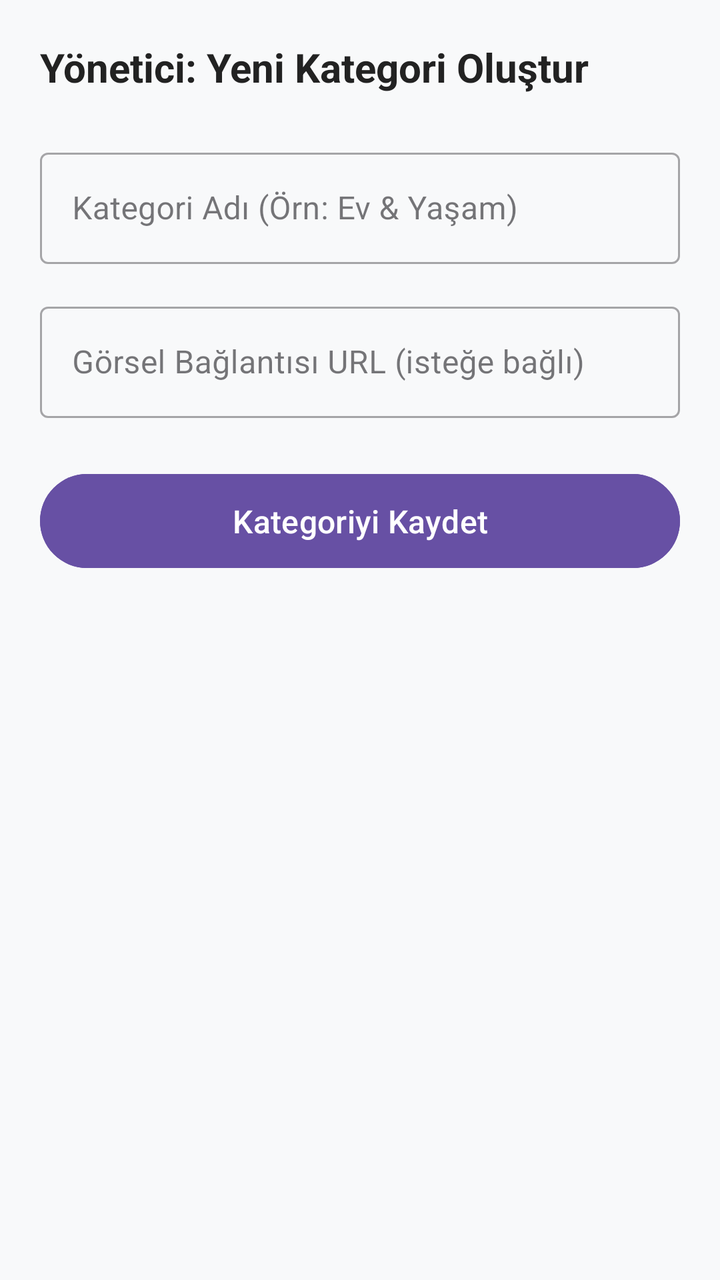
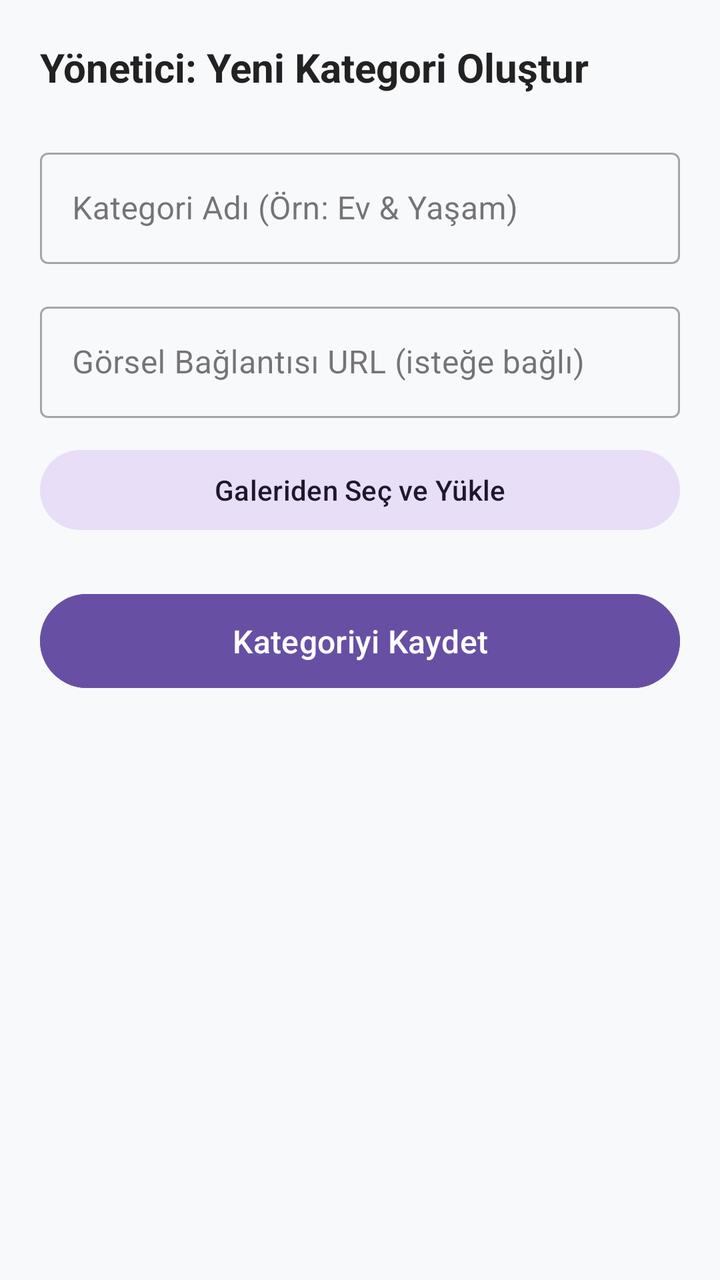

The first picture is an Android layout as it rendered before a commit; the second is the same layout after the commit. The layout source and the unified diff follow.
<!-- AndroidManifest.xml: application theme Theme.Shingu -->
<!-- res/layout/fragment_admin_add_category.xml -->
<?xml version="1.0" encoding="utf-8"?>
<ScrollView xmlns:android="http://schemas.android.com/apk/res/android"
    xmlns:app="http://schemas.android.com/apk/res-auto"
    android:layout_width="match_parent"
    android:layout_height="match_parent"
    android:background="#F8F9FA">

<LinearLayout
    android:layout_width="match_parent"
    android:layout_height="wrap_content"
    android:orientation="vertical"
    android:padding="20dp">

    <TextView
        android:id="@+id/tvCategoryFormTitle"
        android:layout_width="match_parent"
        android:layout_height="wrap_content"
        android:layout_marginBottom="24dp"
        android:text="Yönetici: Yeni Kategori Oluştur"
        android:textColor="#222222"
        android:textSize="20sp"
        android:textStyle="bold" />

    
    <com.google.android.material.textfield.TextInputLayout
        android:layout_width="match_parent"
        android:layout_height="wrap_content"
        android:layout_marginBottom="16dp"
        style="@style/Widget.MaterialComponents.TextInputLayout.OutlinedBox">

        <com.google.android.material.textfield.TextInputEditText
            android:id="@+id/etNewCategoryName"
            android:layout_width="match_parent"
            android:layout_height="wrap_content"
            android:hint="Kategori Adı (Örn: Ev &amp; Yaşam)" />
    </com.google.android.material.textfield.TextInputLayout>

    
    <com.google.android.material.textfield.TextInputLayout
        android:layout_width="match_parent"
        android:layout_height="wrap_content"
        android:layout_marginBottom="12dp"
        style="@style/Widget.MaterialComponents.TextInputLayout.OutlinedBox">

        <com.google.android.material.textfield.TextInputEditText
            android:id="@+id/etNewCategoryImageUrl"
            android:layout_width="match_parent"
            android:layout_height="wrap_content"
            android:hint="Görsel Bağlantısı URL (isteğe bağlı)"
            android:inputType="textUri" />
    </com.google.android.material.textfield.TextInputLayout>

    <ImageView
        android:id="@+id/ivCategoryPreview"
        android:layout_width="match_parent"
        android:layout_height="140dp"
        android:layout_marginBottom="12dp"
        android:scaleType="centerCrop"
        android:visibility="gone" />

    <Button
        android:id="@+id/btnSaveCategory"
        android:layout_width="match_parent"
        android:layout_height="55dp"
        android:layout_marginTop="12dp"
        android:backgroundTint="#6750A4"
        android:text="Kategoriyi Kaydet"
        android:textSize="16sp" />

    
    <com.google.android.material.button.MaterialButton
        android:id="@+id/btnDeleteCategory"
        style="@style/Widget.Material3.Button.OutlinedButton"
        android:layout_width="match_parent"
        android:layout_height="55dp"
        android:layout_marginTop="8dp"
        android:text="Kategoriyi Sil"
        android:textColor="#E53935"
        android:visibility="gone"
        app:strokeColor="#E53935" />

</LinearLayout>
</ScrollView>
<!-- resources referenced by this layout -->
<resources>
  <style name="Theme.Shingu" parent="Base.Theme.Shingu" />
  <style name="Base.Theme.Shingu" parent="Theme.Material3.DayNight.NoActionBar">
          
          
      </style>
</resources>

<!-- the commit's change to res/layout/fragment_admin_add_category.xml (unified diff, before → after) -->
@@ -50,6 +50,15 @@
             android:inputType="textUri" />
     </com.google.android.material.textfield.TextInputLayout>
 
+    
+    <com.google.android.material.button.MaterialButton
+        android:id="@+id/btnPickCategoryImage"
+        style="@style/Widget.Material3.Button.TonalButton"
+        android:layout_width="match_parent"
+        android:layout_height="wrap_content"
+        android:layout_marginBottom="12dp"
+        android:text="Galeriden Seç ve Yükle" />
+
     <ImageView
         android:id="@+id/ivCategoryPreview"
         android:layout_width="match_parent"
